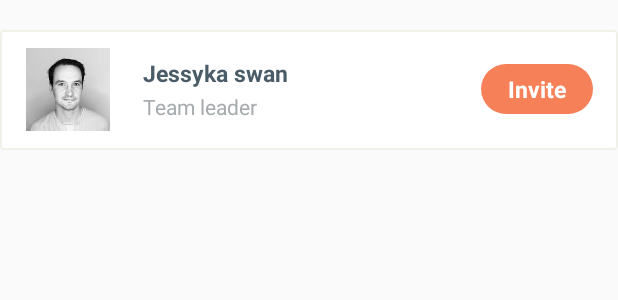
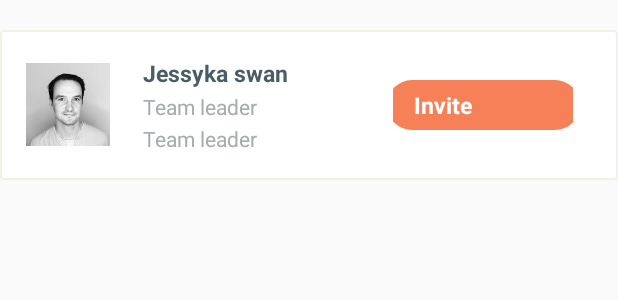
Before and after one commit to therezacuet/Form-Apps-with-SQLite, an Android app: the layout itemview.xml on its own in the app's theme, with its tools: preview values and no code run, on a phone screen of 412 x 824 dp. Shown: the top 300 px of the screen. Run offline under Robolectric (Android 15) with nearby library versions, the phone set to English and light mode, and no system bars.

Commit message:
Change Some Minor File

```diff
--- a/app/src/main/java/com/thereza/sqlitemcc/data/FormDataModel.java
+++ b/app/src/main/java/com/thereza/sqlitemcc/data/FormDataModel.java
@@ -12,7 +12,8 @@ public class FormDataModel {
     private String email;
     private byte[] imageData;
 
-    public FormDataModel(int id, String name, String age, String phone, String email,byte[] imageData) {
+
+    public FormDataModel(String name, String age, String phone, String email) {
         super();
         this.id = id;
         this.name = name;
@@ -20,6 +21,7 @@ public class FormDataModel {
         this.phone = phone;
         this.email = email;
         this.imageData=imageData;
+
     }
     public FormDataModel(String name, String age, String phone, String email, byte[] imageData) {
         super();
@@ -28,6 +30,7 @@ public class FormDataModel {
         this.phone = phone;
         this.email = email;
         this.imageData=imageData;
+
     }
 
     public int getId() {
@@ -78,5 +81,4 @@ public class FormDataModel {
         this.imageData = imageData;
     }
 
-
 }
--- a/app/src/main/res/layout/itemview.xml
+++ b/app/src/main/res/layout/itemview.xml
@@ -7,7 +7,7 @@
 
     <RelativeLayout
         android:layout_width="match_parent"
-        android:layout_height="80dp"
+        android:layout_height="100dp"
         android:layout_marginTop="20dp"
         >
 
@@ -18,7 +18,7 @@
 
             <LinearLayout
                 android:layout_width="match_parent"
-                android:layout_height="wrap_content"
+                android:layout_height="match_parent"
                 android:layout_gravity="center_vertical"
                 android:layout_margin="5dp"
                 android:orientation="horizontal"
@@ -29,13 +29,14 @@
                     android:layout_width="0dp"
                     android:layout_height="55dp"
                     android:layout_weight="1"
+                    android:layout_gravity="center"
                     android:src="@drawable/person3"
                     />
 
                 <LinearLayout
                     android:layout_width="0dp"
                     android:layout_height="match_parent"
-                    android:layout_weight="2.8"
+                    android:layout_weight="2.2"
                     android:gravity="center_vertical"
                     android:orientation="vertical"
                     android:paddingLeft="10dp">
@@ -47,7 +48,7 @@
                         android:textColor="@color/colorGray"
                         android:textSize="15dp"
                         android:textStyle="bold"
-                        android:id="@+id/age"
+                        android:id="@+id/name1"
 
                         />
 
@@ -56,7 +57,16 @@
                         android:layout_height="wrap_content"
                         android:layout_marginTop="2dp"
                         android:text="Team leader"
-                        android:id="@+id/name1"
+                        android:id="@+id/age"
+                        android:textColor="@color/colorLightGray"
+                        android:textSize="14dp" />
+
+                    <TextView
+                        android:layout_width="wrap_content"
+                        android:layout_height="wrap_content"
+                        android:layout_marginTop="2dp"
+                        android:text="Team leader"
+                        android:id="@+id/phoneNumber"
                         android:textColor="@color/colorLightGray"
                         android:textSize="14dp" />
                 </LinearLayout>
@@ -64,8 +74,9 @@
                 <LinearLayout
                     android:layout_width="0dp"
                     android:layout_height="match_parent"
-                    android:layout_weight="1.2"
-                    android:gravity="center">
+                    android:layout_weight="1.5"
+                    android:gravity="center"
+                    android:weightSum="1">
 
                     <TextView
                         android:layout_width="wrap_content"
@@ -75,25 +86,11 @@
                         android:id="@+id/email"
                         android:textColor="#fff"
                         android:textSize="15sp"
-                        android:textStyle="bold" />
+                        android:textStyle="bold"
+                        android:layout_weight="1.20" />
                 </LinearLayout>
 
-                <LinearLayout
-                    android:layout_width="0dp"
-                    android:layout_height="match_parent"
-                    android:layout_weight="1.2"
-                    android:gravity="center">
 
-                    <TextView
-                        android:layout_width="wrap_content"
-                        android:layout_height="wrap_content"
-                        android:background="@drawable/roun_rect_orange"
-                        android:text="Phone"
-                        android:id="@+id/phone"
-                        android:textColor="#fff"
-                        android:textSize="15sp"
-                        android:textStyle="bold" />
-                </LinearLayout>
 
             </LinearLayout>
         </LinearLayout>
```
Also changed, not shown: app/src/main/java/com/thereza/sqlitemcc/helper/MyDBHelper.java (+8 -3 lines), app/src/main/java/com/thereza/sqlitemcc/helper/RecycleAdapter.java (+10 -4 lines).
